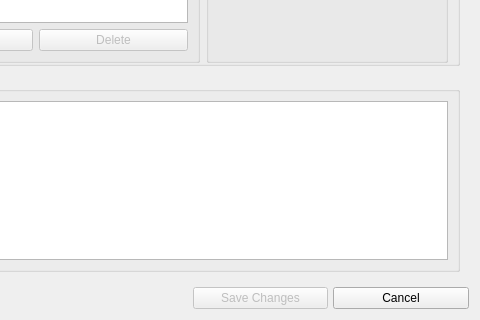
Old version of the form mxmenueditor.ui in the repository AdrianTM/mx-menu-editor; both pictures show x 420 to 900 and y 297 to 617 of the 900 by 617 pixel window.
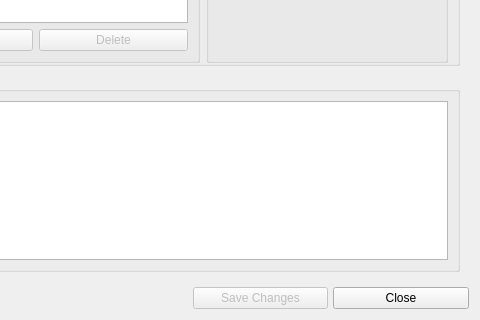
New version of the form. Icons and pictures are not drawn.

```diff
--- a/mxmenueditor.ui
+++ b/mxmenueditor.ui
@@ -325,7 +325,7 @@
         <string>Quit application</string>
        </property>
        <property name="text">
-        <string>Cancel</string>
+        <string>Close</string>
        </property>
        <property name="icon">
         <iconset>
```
